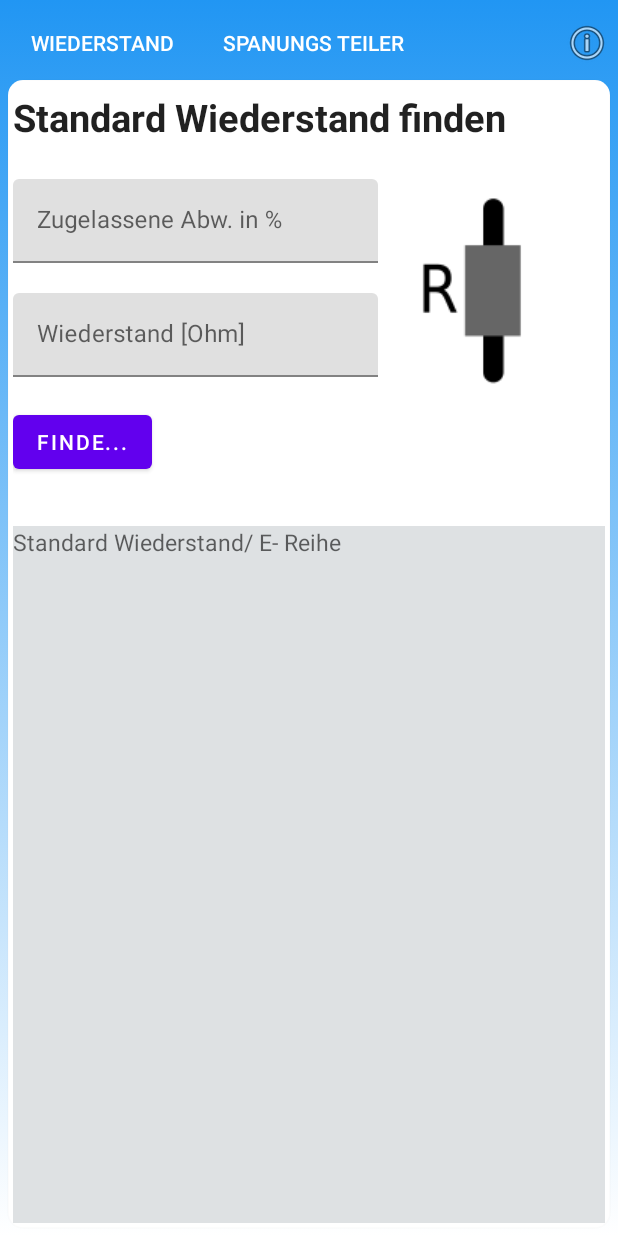
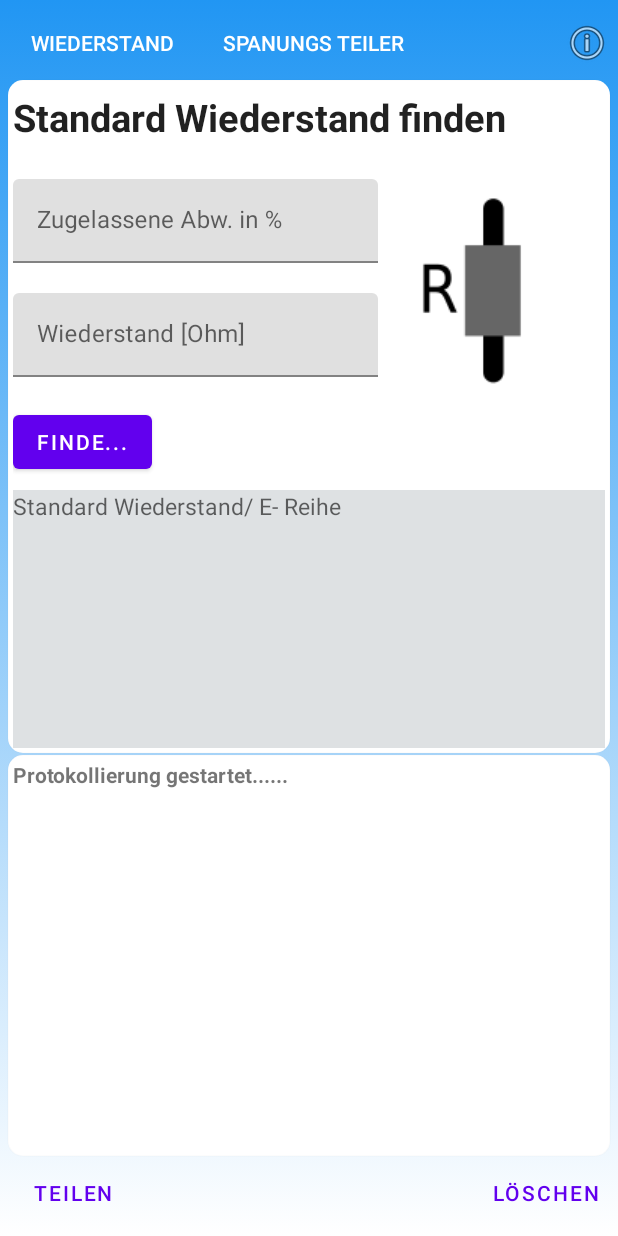
Before and after one commit to codingbychanche/voltageDividerApp, an Android app: the screen it shows after launch (MainActivity), on a phone screen of 412 x 824 dp. Run offline under Robolectric (Android 15) with nearby library versions, the phone set to English and light mode, and no system bars.

Commit message:
Updated UI

```diff
--- a/app/src/main/java/com/berthold/voltagedivider/FragmentDivider.java
+++ b/app/src/main/java/com/berthold/voltagedivider/FragmentDivider.java
@@ -10,6 +10,7 @@ import android.widget.ProgressBar;
 import android.widget.TextView;
 
 import androidx.annotation.NonNull;
+import androidx.core.text.HtmlCompat;
 import androidx.fragment.app.Fragment;
 import androidx.lifecycle.Observer;
 import androidx.lifecycle.ViewModelProviders;
@@ -111,8 +112,8 @@ public class FragmentDivider extends Fragment {
         fragmentDividerModel.getCurrentSolutionShown().observe(getViewLifecycleOwner(), new Observer<String>() {
             @Override
             public void onChanged(String s){
-                dividerResultView.setText(s);
-                mainViewModel.protokollOutput.setValue(s);
+                dividerResultView.setText(HtmlCompat.fromHtml(s,0));
+                mainViewModel.protokollOutput.setValue(HTMLTools.makeSolutionBlockSolutionFound(s));
             }
         });
 
--- a/app/src/main/java/com/berthold/voltagedivider/FragmentFindResistorModel.java
+++ b/app/src/main/java/com/berthold/voltagedivider/FragmentFindResistorModel.java
@@ -12,7 +12,6 @@ public class FragmentFindResistorModel extends ViewModel {
     // The input
     //
     public String resistorToBeFoundInput,errorInput;
-
 
     //
     // The found solution.
--- a/app/src/main/java/com/berthold/voltagedivider/FragmentProtocol.java
+++ /dev/null
@@ -1,92 +0,0 @@
-package com.berthold.voltagedivider;
-
-import android.content.Intent;
-import android.os.Bundle;
-import android.text.Html;
-import android.util.Log;
-import android.view.LayoutInflater;
-import android.view.View;
-import android.view.ViewGroup;
-import android.widget.Button;
-import android.widget.EditText;
-import android.widget.TextView;
-
-import androidx.annotation.NonNull;
-import androidx.annotation.Nullable;
-import androidx.fragment.app.Fragment;
-import androidx.lifecycle.Observer;
-import androidx.lifecycle.ViewModelProvider;
-import androidx.lifecycle.ViewModelProviders;
-
-public class FragmentProtocol extends Fragment {
-
-    // Debug
-    private String tag;
-
-    // View model
-    private MainViewModel mainViewModel;
-
-    public static FragmentProtocol newInstance() {
-        return new FragmentProtocol();
-    }
-
-    @Override
-    public View onCreateView(
-            LayoutInflater inflater, ViewGroup container,
-            Bundle savedInstanceState
-    ) {
-        // Inflate the layout for this fragment
-        return inflater.inflate(R.layout.fragment_protocol, container, false);
-    }
-
-    public void onViewCreated(@NonNull View view, Bundle savedInstanceState) {
-        super.onViewCreated(view, savedInstanceState);
-
-        // View Model
-        MainViewModel mainViewModel = ViewModelProviders.of(requireActivity()).get(MainViewModel.class);
-
-        ///////////////////////////////////////////////////////////////////////////////////////////////////////////////////////////////
-        // UI
-        //
-        TextView protokollWindowView=view.findViewById(R.id.protocol);
-
-        //
-        // clear the protocol view....
-        //
-        Button clearProtocol=view.findViewById(R.id.clear_protocol);
-        clearProtocol.setOnClickListener(new View.OnClickListener() {
-            @Override
-            public void onClick(View view) {
-                protokollWindowView.setText("");
-            }
-        });
-
-        //
-        // Share the protocol...
-        //
-        Button shareProtocol=view.findViewById(R.id.share_protocol);
-        shareProtocol.setOnClickListener(new View.OnClickListener() {
-            @Override
-            public void onClick(View view) {
-                Intent sharingIntent = new Intent(Intent.ACTION_SEND);
-
-                sharingIntent.setType("text/html");
-                sharingIntent.putExtra(android.content.Intent.EXTRA_TEXT, Html.fromHtml("<p>"+protokollWindowView.getText().toString()+"</p>"));
-                startActivity(Intent.createChooser(sharingIntent, "Share using"));
-            }
-        });
-
-        ///////////////////////////////////////////////////////////////////////////////////////////////////////////////////////////////
-        // View Model Observers.
-        //
-        // Resistor value to be found.
-        //
-        final Observer<String> protocolObserver=new Observer<String>() {
-            @Override
-            public void onChanged(@Nullable final String s) {
-                protokollWindowView.append(s+"\n\n");
-            }
-        };
-        mainViewModel.getProtokollOutput().observe(getActivity(),protocolObserver);
-    }
-}
--- a/app/src/main/java/com/berthold/voltagedivider/MainActivity.java
+++ b/app/src/main/java/com/berthold/voltagedivider/MainActivity.java
@@ -1,5 +1,6 @@
 package com.berthold.voltagedivider;
 
+import android.content.Intent;
 import android.os.Bundle;
 
 import com.google.android.material.floatingactionbutton.FloatingActionButton;
@@ -8,23 +9,26 @@ import com.google.android.material.snackbar.Snackbar;
 import androidx.annotation.Nullable;
 import androidx.appcompat.app.AppCompatActivity;
 import androidx.appcompat.widget.Toolbar;
+import androidx.core.text.HtmlCompat;
 import androidx.lifecycle.Observer;
+import androidx.lifecycle.ViewModel;
 import androidx.lifecycle.ViewModelProvider;
 
+import android.text.Html;
+import android.util.Log;
 import android.view.View;
 
 import android.view.Menu;
 import android.view.MenuItem;
 import android.widget.Button;
 import android.widget.ImageView;
+import android.widget.TextView;
 
 public class MainActivity extends AppCompatActivity {
 
+    public MainViewModel mainViewModel;
     // Debug
     private String tag;
-
-    // View model
-    private MainViewModel mainViewModel;
 
     @Override
     protected void onCreate(Bundle savedInstanceState) {
@@ -34,6 +38,8 @@ public class MainActivity extends AppCompatActivity {
         // Debug
         tag = getClass().getSimpleName();
         Long time = System.currentTimeMillis();
+
+        mainViewModel = new ViewModelProvider(this).get(MainViewModel.class);
 
         ///////////////////////////////////////////////////////////////////////////////////////////////////////////////////////////////
         // UI
@@ -55,7 +61,7 @@ public class MainActivity extends AppCompatActivity {
             }
         });
 
-       ImageView showInfo=findViewById(R.id.info_fragment_show_info);
+        ImageView showInfo = findViewById(R.id.info_fragment_show_info);
         showInfo.setOnClickListener(new View.OnClickListener() {
             @Override
             public void onClick(View view) {
@@ -64,11 +70,35 @@ public class MainActivity extends AppCompatActivity {
             }
         });
 
-        ///////////////////////////////////////////////////////////////////////////////////////////////////////////////////////////////
-        // View model and it's observers
+        TextView protocolView = findViewById(R.id.protocol_view);
         //
-        mainViewModel = new ViewModelProvider(this).get(MainViewModel.class);
+        // clear the protocol view....
+        //
+        Button clearProtocol=findViewById(R.id.clear_protocol);
+        clearProtocol.setOnClickListener(new View.OnClickListener() {
+            @Override
+            public void onClick(View view) {
+                protocolView.setText("");
+            }
+        });
 
+        //
+        // Share the protocol...
+        //
+        Button shareProtocol=findViewById(R.id.share_protocol);
+        shareProtocol.setOnClickListener(new View.OnClickListener() {
+            @Override
+            public void onClick(View view) {
+                Intent sharingIntent = new Intent(Intent.ACTION_SEND);
+
+                sharingIntent.setType("text/html");
+                sharingIntent.putExtra(android.content.Intent.EXTRA_TEXT, Html.fromHtml("<p>"+protocolView.getText().toString()+"</p>"));
+                startActivity(Intent.createChooser(sharingIntent, "Share using"));
+            }
+        });
+
+        /////////////////////////////////////////////////////////////////////////////////////////////////////////////////////////////////
+        // Observers
         //
         // Gets and displays the current fragment (e.g. calculate voltage divider, find resistor)
         // inside the appropriate fragment container.
@@ -102,15 +132,14 @@ public class MainActivity extends AppCompatActivity {
         };
         mainViewModel.getCurrentGFragmentShown().observe(this, fragmentCurtlyShownObserver);
 
-
-        /////////////////////////////////////////////////////////////////////////////////////////////////////////////////////////////////
-        // Show protocol fragment
         //
-        if (savedInstanceState == null) {
-
-            getSupportFragmentManager().beginTransaction()
-                    .replace(R.id.fragment_protocol, FragmentProtocol.newInstance())
-                    .commitNow();
+        //  Updates the protocol view
+        //
+        mainViewModel.getProtokollOutput().observe(this, new Observer<String>() {
+            @Override
+            public void onChanged(String s) {
+                protocolView.append(HtmlCompat.fromHtml(s,0));
+            }
+        });
     }
 }
-}
--- a/app/src/main/java/com/berthold/voltagedivider/MainViewModel.java
+++ b/app/src/main/java/com/berthold/voltagedivider/MainViewModel.java
@@ -1,5 +1,6 @@
 package com.berthold.voltagedivider;
 
+import androidx.core.text.HtmlCompat;
 import androidx.lifecycle.MutableLiveData;
 import androidx.lifecycle.ViewModel;
 
@@ -25,7 +26,7 @@ public class MainViewModel extends ViewModel {
     public MutableLiveData<String> getProtokollOutput(){
         if (protokollOutput==null) {
             protokollOutput = new MutableLiveData<String>();
-            protokollOutput.setValue("Protocol.....");
+            protokollOutput.setValue(HTMLTools.makeHeader("Protokollierung gestartet......<p>"));
         }
         return protokollOutput;
     }
--- a/app/src/main/res/layout/activity_main.xml
+++ b/app/src/main/res/layout/activity_main.xml
@@ -39,22 +39,46 @@
         app:layout_constraintStart_toEndOf="@+id/findResistor"
         app:layout_constraintTop_toTopOf="@+id/findResistor"></Button>
 
+    <ScrollView
+        android:id="@+id/scroll_protocoll"
+        android:background="@drawable/background_corner_rounded"
+        android:layout_width="match_parent"
+        android:layout_height="0dp"
+        app:layout_constraintBottom_toTopOf="@+id/share_protocol"
+        app:layout_constraintTop_toBottomOf="@+id/fragment_container_for_current">
+
+        <TextView
+            android:id="@+id/protocol_view"
+            android:layout_width="match_parent"
+            android:layout_height="match_parent"
+            app:layout_constraintBottom_toBottomOf="parent"
+            app:layout_constraintEnd_toEndOf="parent"></TextView>
+    </ScrollView>
+
+    <Button
+        android:id="@+id/clear_protocol"
+        style="?android:attr/buttonBarButtonStyle"
+        android:layout_width="wrap_content"
+        android:layout_height="wrap_content"
+        android:text="@string/clear_protol"
+        app:layout_constraintBottom_toBottomOf="parent"
+        app:layout_constraintEnd_toEndOf="parent"></Button>
+
+    <Button
+        android:id="@+id/share_protocol"
+        style="?android:attr/buttonBarButtonStyle"
+        android:layout_width="wrap_content"
+        android:layout_height="wrap_content"
+        android:text="@string/send"
+        app:layout_constraintBottom_toBottomOf="parent"
+        app:layout_constraintStart_toStartOf="parent"></Button>
 
     <FrameLayout
         android:id="@+id/fragment_container_for_current"
         android:layout_width="match_parent"
-        android:layout_height="350dp"
+        android:layout_height="450dp"
         android:background="@drawable/background_corner_rounded"
         app:layout_constraintTop_toBottomOf="@+id/findResistor"
         tools:layout_editor_absoluteX="5dp"></FrameLayout>
 
-    <FrameLayout
-        android:id="@+id/fragment_protocol"
-        android:layout_width="match_parent"
-        android:layout_height="0dp"
-        android:layout_marginTop="16dp"
-        android:background="@drawable/background_corner_rounded"
-        app:layout_constraintBottom_toBottomOf="parent"
-        app:layout_constraintTop_toBottomOf="@+id/fragment_container_for_current"
-        tools:layout_editor_absoluteX="5dp"></FrameLayout>
 </androidx.constraintlayout.motion.widget.MotionLayout>
--- a/app/src/main/res/layout/fragment_divider.xml
+++ b/app/src/main/res/layout/fragment_divider.xml
@@ -80,7 +80,7 @@
         android:id="@+id/scrollView2"
         android:layout_width="match_parent"
         android:layout_height="0dp"
-        android:layout_marginTop="32dp"
+        android:layout_marginTop="8dp"
         android:background="#DEE1E3"
         app:layout_constraintBottom_toTopOf="@id/next_sol"
         app:layout_constraintStart_toStartOf="parent"
--- a/app/src/main/res/layout/fragment_find_resistor.xml
+++ b/app/src/main/res/layout/fragment_find_resistor.xml
@@ -74,10 +74,10 @@
     <TextView
         android:id="@+id/standard_value_and_series"
         style="@style/TextBody"
-        android:background="#DEE1E3"
         android:layout_width="match_parent"
         android:layout_height="0dp"
-        android:layout_marginTop="32dp"
+        android:layout_marginTop="8dp"
+        android:background="#DEE1E3"
         android:hint="@string/output_standard_res_value_and_series"
         app:layout_constraintBottom_toBottomOf="parent"
         app:layout_constraintTop_toBottomOf="@+id/calc"></TextView>
--- a/app/src/main/res/values/colors.xml
+++ b/app/src/main/res/values/colors.xml
@@ -7,4 +7,5 @@
     <color name="teal_700">#FF018786</color>
     <color name="black">#FF000000</color>
     <color name="white">#FFFFFFFF</color>
+    <color name="input_fields">#DEE1E3</color>
 </resources>
--- a/app/src/main/res/xml/activity_main_scene.xml
+++ b/app/src/main/res/xml/activity_main_scene.xml
@@ -6,28 +6,29 @@
     <Transition
         motion:constraintSetEnd="@+id/end"
         motion:constraintSetStart="@id/start"
-        motion:duration="1000">
-       <KeyFrameSet>
-       </KeyFrameSet>
+        motion:duration="2500">
+
         <OnSwipe motion:dragDirection="dragUp" />
     </Transition>
 
     <ConstraintSet android:id="@+id/start">
+    </ConstraintSet>
+
+
+    <ConstraintSet android:id="@+id/end">
         <Constraint
             android:layout_height="0dp"
-            motion:layout_editor_absoluteX="40dp"
-            motion:layout_constraintBottom_toBottomOf="parent"
+            motion:layout_editor_absoluteX="5dp"
+            motion:layout_constraintBottom_toTopOf="@+id/share_protocol"
             android:layout_width="match_parent"
-            motion:layout_constraintTop_toBottomOf="parent"
-            android:id="@+id/fragment_protocol" />
+            android:id="@+id/scroll_protocoll"
+            motion:layout_constraintTop_toBottomOf="@+id/fragment_container_for_current" />
         <Constraint
+            android:layout_height="0dp"
+            motion:layout_editor_absoluteX="5dp"
+            motion:layout_constraintBottom_toBottomOf="@+id/divider"
             android:layout_width="match_parent"
-            android:layout_height="0dp"
             motion:layout_constraintTop_toBottomOf="@+id/findResistor"
-            android:id="@+id/fragment_container_for_current"
-            motion:layout_constraintBottom_toBottomOf="parent" />
-    </ConstraintSet>
-
-    <ConstraintSet android:id="@+id/end">
+            android:id="@+id/fragment_container_for_current" />
     </ConstraintSet>
 </MotionScene>
```
Also changed, not shown: app/src/main/java/com/berthold/voltagedivider/FragmentDividerModel.java (+16 -16 lines), app/src/main/java/com/berthold/voltagedivider/FragmentFindResistor.java (+4 -3 lines), app/src/main/java/com/berthold/voltagedivider/HTMLTools.java (added, +15 -0 lines), app/src/main/res/layout/fragment_protocol.xml (deleted, +0 -47 lines), 4 other files. Lines whose indentation alone changed are shown as unchanged.
